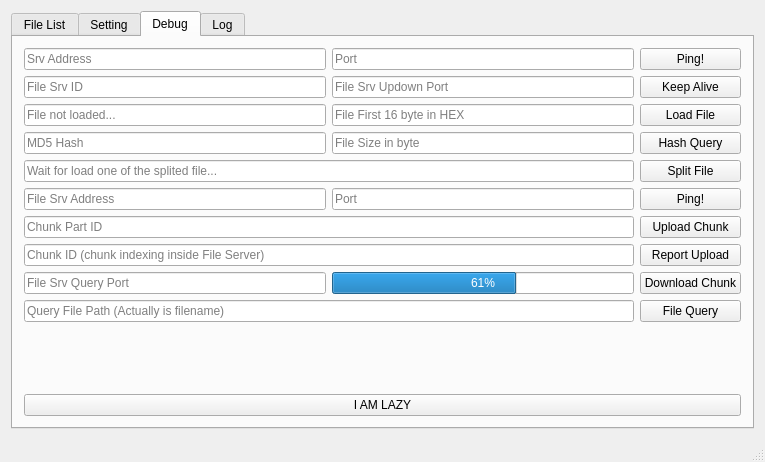
BLumia/LajiPan-Client, file mainwindow.ui: the form before one commit.
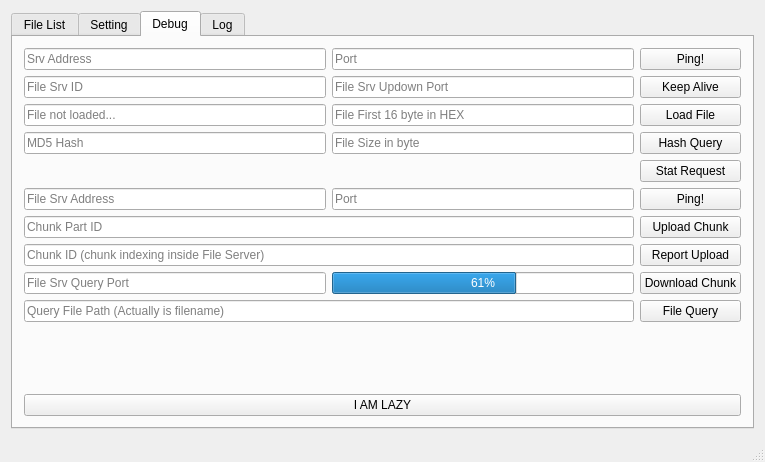
The form after the commit. The open tabs and pages were chosen to show the change. Custom widgets are drawn as their Qt base class.

```diff
--- a/mainwindow.ui
+++ b/mainwindow.ui
@@ -400,17 +400,7 @@
           <item row="5" column="2">
            <widget class="QPushButton" name="dbgSplitFileBtn">
             <property name="text">
-             <string>Split File</string>
-            </property>
-           </widget>
-          </item>
-          <item row="5" column="0" colspan="2">
-           <widget class="QLineEdit" name="lineEdit">
-            <property name="readOnly">
-             <bool>false</bool>
-            </property>
-            <property name="placeholderText">
-             <string>Wait for load one of the splited file...</string>
+             <string>Stat Request</string>
             </property>
            </widget>
           </item>
```
Left out of the diff: 8 changed lines with no effect on the pictures.
